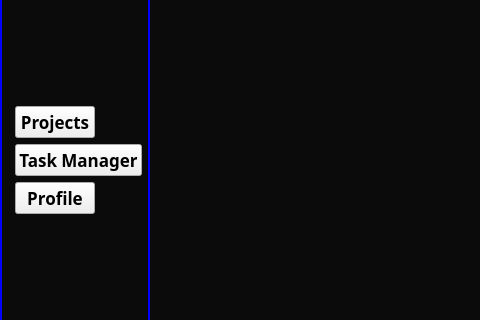
Before: the Qt Designer form ui/MainWindowProfile.ui in kiozet/TaskManagerWithAI, drawn with Qt 5; both pictures show x 0 to 480 and y 245 to 565 of the 912 by 810 pixel window.
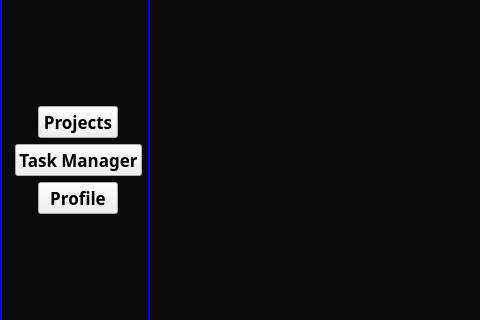
After: the same form once the commit is applied.

Commit message: Left menu is centered now in MainWindowProfile

Patch:
```diff
--- a/ui/MainWindowProfile.ui
+++ b/ui/MainWindowProfile.ui
@@ -61,7 +61,7 @@
        </property>
       </spacer>
      </item>
-     <item>
+     <item alignment="Qt::AlignHCenter">
       <widget class="QPushButton" name="projectsBtn">
        <property name="enabled">
         <bool>true</bool>
@@ -82,6 +82,9 @@
          <stylestrategy>PreferDefault</stylestrategy>
         </font>
        </property>
+       <property name="layoutDirection">
+        <enum>Qt::LeftToRight</enum>
+       </property>
        <property name="text">
         <string>Projects</string>
        </property>
@@ -122,7 +125,7 @@
        </property>
       </widget>
      </item>
-     <item>
+     <item alignment="Qt::AlignHCenter">
       <widget class="QPushButton" name="profileBtn">
        <property name="enabled">
         <bool>true</bool>
@@ -143,6 +146,9 @@
          <stylestrategy>PreferDefault</stylestrategy>
         </font>
        </property>
+       <property name="layoutDirection">
+        <enum>Qt::LeftToRight</enum>
+       </property>
        <property name="text">
         <string>Profile</string>
        </property>
```
Left out of the diff: 8 changed lines with no effect on the pictures.
